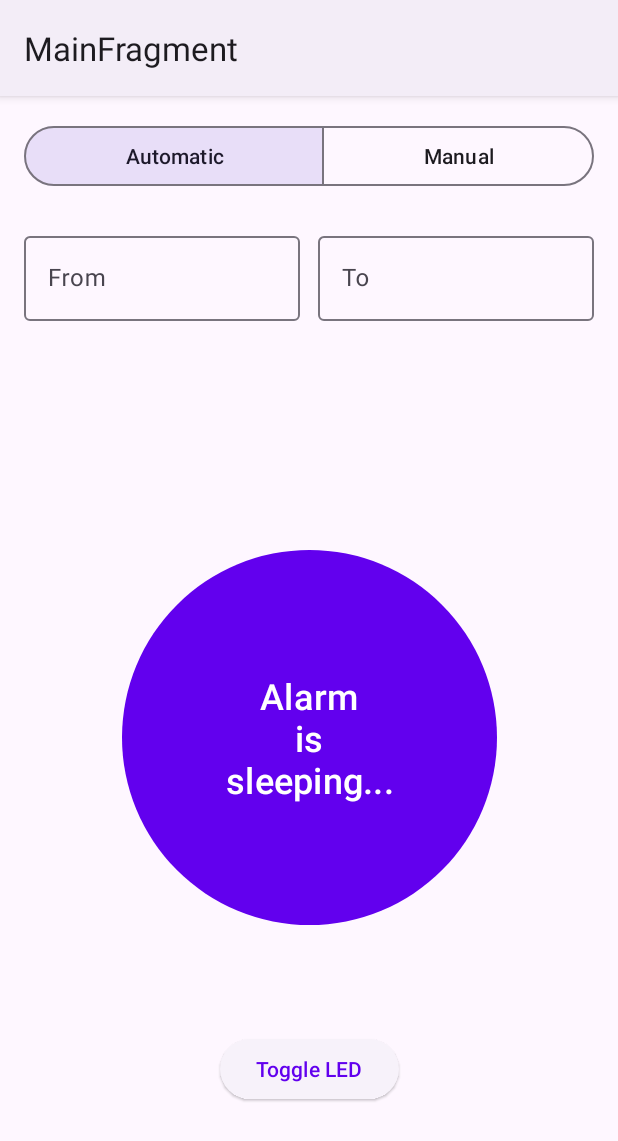
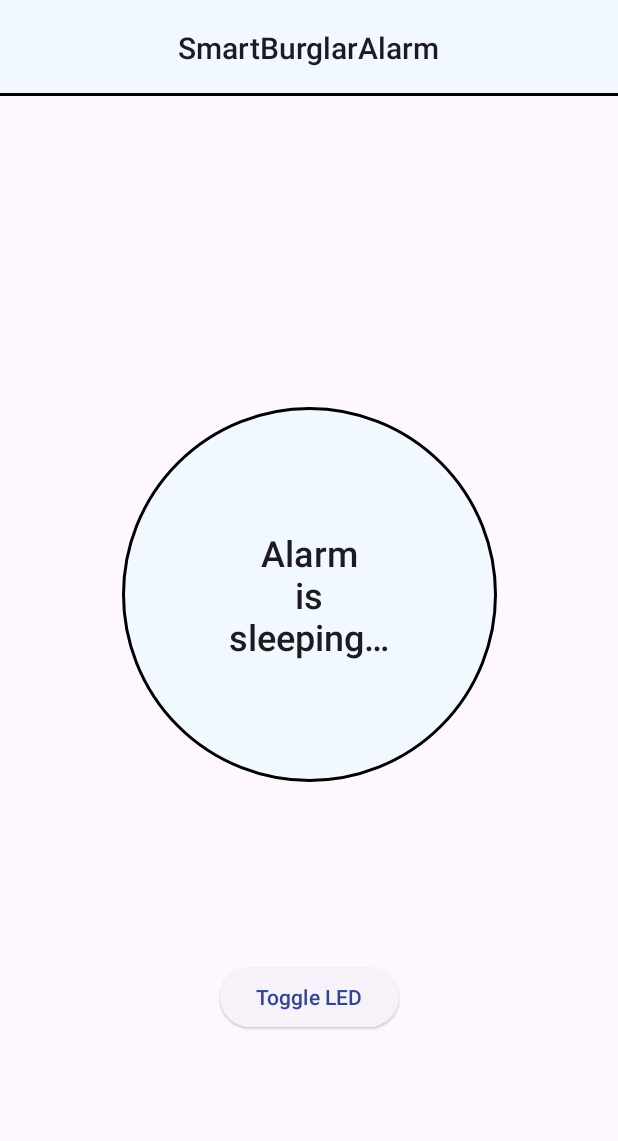
Before and after one commit to JezReal/SmartBurglarAlarm, an Android app: the screen it shows after launch (MainActivity), on a phone screen of 412 x 824 dp. Shown: the top 1141 px of the screen. Run offline under Robolectric (Android 15) with nearby library versions, the phone set to English and light mode, and no system bars; our stand-ins replace Dagger/Hilt's generated code, Timber, navigation-ui.

Commit message:
add bluehire style

```diff
--- a/app/src/main/java/io/github/jezreal/smartburglaralarm/ui/MainActivity.kt
+++ b/app/src/main/java/io/github/jezreal/smartburglaralarm/ui/MainActivity.kt
@@ -1,6 +1,7 @@
 package io.github.jezreal.smartburglaralarm.ui
 
 import android.os.Bundle
+import android.view.WindowManager
 import androidx.appcompat.app.AppCompatActivity
 import androidx.navigation.NavController
 import androidx.navigation.fragment.NavHostFragment
@@ -25,7 +26,7 @@ class MainActivity : AppCompatActivity() {
             supportFragmentManager.findFragmentById(R.id.nav_host_fragment) as NavHostFragment
         navController = navHostFragment.navController
 
-        NavigationUI.setupActionBarWithNavController(this, navController)
+//        NavigationUI.setupActionBarWithNavController(this, navController)
     }
 
     override fun onSupportNavigateUp(): Boolean {
--- a/app/src/main/java/io/github/jezreal/smartburglaralarm/ui/main/MainFragment.kt
+++ b/app/src/main/java/io/github/jezreal/smartburglaralarm/ui/main/MainFragment.kt
@@ -47,17 +47,17 @@ class MainFragment : Fragment() {
 
     private fun setListeners() {
         binding.apply {
-            fromTime.setOnClickListener {
-                buildPicker("Select from time")
-                picker.show(requireActivity().supportFragmentManager, "MainFragment")
-            }
+//            fromTime.setOnClickListener {
+//                buildPicker("Select from time")
+//                picker.show(requireActivity().supportFragmentManager, "MainFragment")
+//            }
+//
+//            toTime.setOnClickListener {
+//                buildPicker("Select to time")
+//                picker.show(requireActivity().supportFragmentManager, "MainFragment")
+//            }
 
-            toTime.setOnClickListener {
-                buildPicker("Select to time")
-                picker.show(requireActivity().supportFragmentManager, "MainFragment")
-            }
-
-            button.setOnClickListener {
+            activateButton.setOnClickListener {
                 viewModel.showSnackBar("hello roiii", Snackbar.LENGTH_SHORT)
             }
 
--- /dev/null
+++ b/app/src/main/res/drawable/activate_button_background.xml
@@ -0,0 +1,22 @@
+<?xml version="1.0" encoding="utf-8"?>
+<selector xmlns:android="http://schemas.android.com/apk/res/android">
+
+    <item android:state_pressed="true" >
+        <shape android:shape="oval">
+            <solid android:color="@color/bh_bg_200"/>
+            <stroke
+                android:width="2dp"
+                android:color="#000000"/>
+        </shape>
+    </item>
+
+    <item>
+        <shape android:shape="oval">
+            <solid android:color="@color/bh_bg"/>
+            <stroke
+                android:width="2dp"
+                android:color="#000000"/>
+        </shape>
+    </item>
+
+</selector>
--- /dev/null
+++ b/app/src/main/res/drawable/appbar_background.xml
@@ -0,0 +1,13 @@
+<?xml version="1.0" encoding="utf-8"?>
+<layer-list xmlns:android="http://schemas.android.com/apk/res/android">
+    <item>
+        <shape>
+            <solid android:color="#000000" />
+        </shape>
+    </item>
+    <item android:bottom="2dp">
+        <shape>
+            <solid android:color="@color/bh_bg" />
+        </shape>
+    </item>
+</layer-list>
--- a/app/src/main/res/layout/fragment_main.xml
+++ b/app/src/main/res/layout/fragment_main.xml
@@ -1,104 +1,133 @@
 <?xml version="1.0" encoding="utf-8"?>
 <androidx.coordinatorlayout.widget.CoordinatorLayout xmlns:android="http://schemas.android.com/apk/res/android"
+    xmlns:tools="http://schemas.android.com/tools"
     xmlns:app="http://schemas.android.com/apk/res-auto"
-    xmlns:tools="http://schemas.android.com/tools"
     android:layout_width="match_parent"
-    android:layout_height="match_parent"
-    tools:context="io.github.jezreal.smartburglaralarm.ui.main.MainFragment">
+    android:layout_height="match_parent">
+<!--    android:fitsSystemWindows="true"-->
+
+    <com.google.android.material.appbar.AppBarLayout
+        android:id="@+id/appbar"
+
+        android:layout_width="match_parent"
+        android:layout_height="wrap_content">
+
+        <androidx.appcompat.widget.Toolbar
+            android:id="@+id/toolbar"
+            android:layout_width="match_parent"
+            android:layout_height="wrap_content"
+            android:background="@drawable/appbar_background"
+            android:minHeight="?attr/actionBarSize"
+            android:theme="?attr/actionBarTheme"
+            app:contentInsetStart="0dp"
+            app:titleCentered="false">
+
+            <TextView
+                android:id="@+id/toolbar_title"
+                style="@style/TextAppearance.AppCompat.Widget.ActionBar.Title"
+                android:layout_width="wrap_content"
+                android:layout_height="wrap_content"
+                android:layout_gravity="center"
+                android:text="@string/app_name" />
+
+        </androidx.appcompat.widget.Toolbar>
+
+    </com.google.android.material.appbar.AppBarLayout>
 
     <androidx.constraintlayout.widget.ConstraintLayout
         android:id="@+id/main"
         android:layout_width="match_parent"
         android:layout_height="match_parent"
         android:padding="16dp"
+        app:layout_behavior="com.google.android.material.appbar.AppBarLayout$ScrollingViewBehavior"
         tools:context=".ui.main.MainFragment">
 
+<!--        <LinearLayout-->
+<!--            android:layout_width="match_parent"-->
+<!--            android:layout_height="match_parent"-->
+<!--            android:orientation="vertical">-->
 
-        <LinearLayout
-            android:layout_width="match_parent"
-            android:layout_height="match_parent"
-            android:orientation="vertical">
+<!--            <com.google.android.material.button.MaterialButtonToggleGroup-->
+<!--                android:id="@+id/toggleButtonTimeConfig"-->
+<!--                android:layout_width="match_parent"-->
+<!--                android:layout_height="wrap_content"-->
+<!--                app:checkedButton="@id/buttonManual"-->
+<!--                app:selectionRequired="true"-->
+<!--                app:singleSelection="true">-->
 
-            <com.google.android.material.button.MaterialButtonToggleGroup
-                android:id="@+id/toggleButtonTimeConfig"
-                android:layout_width="match_parent"
-                android:layout_height="wrap_content"
-                app:checkedButton="@id/buttonAutomatic"
-                app:selectionRequired="true"
-                app:singleSelection="true">
+<!--                <Button-->
+<!--                    android:id="@+id/buttonAutomatic"-->
+<!--                    style="?attr/materialButtonOutlinedStyle"-->
+<!--                    android:layout_width="wrap_content"-->
+<!--                    android:layout_height="wrap_content"-->
+<!--                    android:layout_weight="1"-->
+<!--                    android:state_checked="true"-->
+<!--                    android:text="@string/automatic" />-->
 
-                <Button
-                    android:id="@+id/buttonAutomatic"
-                    style="?attr/materialButtonOutlinedStyle"
-                    android:layout_width="wrap_content"
-                    android:layout_height="wrap_content"
-                    android:layout_weight="1"
-                    android:state_checked="true"
-                    android:text="Automatic" />
+<!--                <Button-->
+<!--                    android:id="@+id/buttonManual"-->
+<!--                    style="?attr/materialButtonOutlinedStyle"-->
+<!--                    android:layout_width="wrap_content"-->
+<!--                    android:layout_height="wrap_content"-->
+<!--                    android:layout_weight="1"-->
+<!--                    android:text="@string/manual" />-->
+<!--            </com.google.android.material.button.MaterialButtonToggleGroup>-->
 
-                <Button
-                    android:id="@+id/buttonManual"
-                    style="?attr/materialButtonOutlinedStyle"
-                    android:layout_width="wrap_content"
-                    android:layout_height="wrap_content"
-                    android:layout_weight="1"
-                    android:text="Manual" />
-            </com.google.android.material.button.MaterialButtonToggleGroup>
+<!--            <Space-->
+<!--                android:layout_width="match_parent"-->
+<!--                android:layout_height="24dp" />-->
 
-            <Space
-                android:layout_width="match_parent"
-                android:layout_height="24dp" />
+<!--            <LinearLayout-->
+<!--                android:layout_width="match_parent"-->
+<!--                android:layout_height="wrap_content"-->
+<!--                android:layout_weight="0"-->
+<!--                android:orientation="horizontal"-->
+<!--                android:weightSum="2">-->
 
-            <LinearLayout
-                android:layout_width="match_parent"
-                android:layout_height="wrap_content"
-                android:layout_weight="0"
-                android:orientation="horizontal"
-                android:weightSum="2">
+<!--                <com.google.android.material.textfield.TextInputLayout-->
+<!--                    android:id="@+id/editFromTime"-->
+<!--                    android:layout_width="match_parent"-->
+<!--                    android:layout_height="wrap_content"-->
+<!--                    android:layout_weight="1"-->
+<!--                    android:hint="@string/from">-->
 
-                <com.google.android.material.textfield.TextInputLayout
-                    android:id="@+id/editFromTime"
-                    android:layout_width="match_parent"
-                    android:layout_height="wrap_content"
-                    android:layout_weight="1"
-                    android:hint="From">
+<!--                    <com.google.android.material.textfield.TextInputEditText-->
+<!--                        android:id="@+id/from_time"-->
+<!--                        android:layout_width="match_parent"-->
+<!--                        android:layout_height="wrap_content"-->
+<!--                        android:focusable="false" />-->
 
-                    <com.google.android.material.textfield.TextInputEditText
-                        android:id="@+id/from_time"
-                        android:layout_width="match_parent"
-                        android:layout_height="wrap_content"
-                        android:focusable="false" />
+<!--                </com.google.android.material.textfield.TextInputLayout>-->
 
-                </com.google.android.material.textfield.TextInputLayout>
+<!--                <Space-->
+<!--                    android:layout_width="12dp"-->
+<!--                    android:layout_height="match_parent"-->
+<!--                    android:layout_weight="0" />-->
 
-                <Space
-                    android:layout_width="12dp"
-                    android:layout_height="match_parent"
-                    android:layout_weight="0" />
+<!--                <com.google.android.material.textfield.TextInputLayout-->
+<!--                    android:id="@+id/editToTime"-->
+<!--                    android:layout_width="match_parent"-->
+<!--                    android:layout_height="wrap_content"-->
+<!--                    android:layout_weight="1"-->
+<!--                    android:hint="@string/to">-->
 
-                <com.google.android.material.textfield.TextInputLayout
-                    android:id="@+id/editToTime"
-                    android:layout_width="match_parent"
-                    android:layout_height="wrap_content"
-                    android:layout_weight="1"
-                    android:hint="To">
+<!--                    <com.google.android.material.textfield.TextInputEditText-->
+<!--                        android:id="@+id/to_time"-->
+<!--                        android:layout_width="match_parent"-->
+<!--                        android:layout_height="wrap_content"-->
+<!--                        android:focusable="false" />-->
 
-                    <com.google.android.material.textfield.TextInputEditText
-                        android:id="@+id/to_time"
-                        android:layout_width="match_parent"
-                        android:layout_height="wrap_content"
-                        android:focusable="false" />
+<!--                </com.google.android.material.textfield.TextInputLayout>-->
 
-                </com.google.android.material.textfield.TextInputLayout>
+<!--            </LinearLayout>-->
 
-            </LinearLayout>
+<!--        </LinearLayout>-->
 
-        </LinearLayout>
-
-        <Button
-            android:id="@+id/button"
+        <android.widget.Button
+            android:id="@+id/activateButton"
             android:layout_width="250dp"
             android:layout_height="250dp"
+            android:background="@drawable/activate_button_background"
             android:insetTop="0dp"
             android:insetBottom="0dp"
             android:stateListAnimator="@null"
@@ -110,7 +139,7 @@
             app:layout_constraintLeft_toLeftOf="parent"
             app:layout_constraintRight_toRightOf="parent"
             app:layout_constraintTop_toTopOf="parent"
-            app:layout_constraintVertical_bias="0.6" />
+            app:layout_constraintVertical_bias="0.4" />
 
         <Button
             android:id="@+id/toggle_button"
@@ -119,9 +148,9 @@
             android:layout_height="wrap_content"
             android:text="Toggle LED"
             app:layout_constraintBottom_toBottomOf="parent"
-            app:layout_constraintLeft_toLeftOf="@id/button"
-            app:layout_constraintRight_toRightOf="@id/button"
-            app:layout_constraintTop_toBottomOf="@id/button" />
+            app:layout_constraintLeft_toLeftOf="@id/activateButton"
+            app:layout_constraintRight_toRightOf="@id/activateButton"
+            app:layout_constraintTop_toBottomOf="@id/activateButton" />
 
         <TextView
             android:id="@+id/led_status"
--- a/app/src/main/res/values/colors.xml
+++ b/app/src/main/res/values/colors.xml
@@ -1,5 +1,11 @@
 <?xml version="1.0" encoding="utf-8"?>
 <resources>
+    <color name="bh_blue">#FF30468F</color>
+    <color name="bh_violet">#FF9B8EF8</color>
+    <color name="bh_green">#FFB5FFC5</color>
+    <color name="bh_bg">#FFF1F8FF</color>
+    <color name="bh_bg_200">#FFCCE3F8</color>
+
     <color name="purple_200">#FFBB86FC</color>
     <color name="purple_500">#FF6200EE</color>
     <color name="purple_700">#FF3700B3</color>
--- a/app/src/main/res/values/strings.xml
+++ b/app/src/main/res/values/strings.xml
@@ -1,4 +1,9 @@
 <resources>
     <string name="app_name">SmartBurglarAlarm</string>
-    <string name="alarm_10_is_10_sleeping">Alarm\nis\nsleeping...</string>
+    <string name="alarm_10_is_10_sleeping">Alarm\nis\nsleeping…</string>
+    <string name="alarm_10_is_10_running">Alarm\nis\nrunning…</string>
+    <string name="automatic">Automatic</string>
+    <string name="manual">Manual</string>
+    <string name="from">From</string>
+    <string name="to">To</string>
 </resources>
--- a/app/src/main/res/values/themes.xml
+++ b/app/src/main/res/values/themes.xml
@@ -1,16 +1,20 @@
 <resources xmlns:tools="http://schemas.android.com/tools">
     <!-- Base application theme. -->
-    <style name="Theme.SmartBurglarAlarm" parent="Theme.Material3.Light">
+    <style name="Theme.SmartBurglarAlarm" parent="Theme.Material3.Light.NoActionBar">
         <!-- Primary brand color. -->
-        <item name="colorPrimary">@color/purple_500</item>
+        <item name="colorPrimary">@color/bh_blue</item>
         <item name="colorPrimaryVariant">@color/purple_700</item>
         <item name="colorOnPrimary">@color/white</item>
+        <item name="colorOnSurface">@color/black</item>
         <!-- Secondary brand color. -->
-        <item name="colorSecondary">@color/teal_200</item>
+        <item name="colorSecondary">@color/bh_violet</item>
         <item name="colorSecondaryVariant">@color/teal_700</item>
         <item name="colorOnSecondary">@color/black</item>
         <!-- Status bar color. -->
-        <item name="android:statusBarColor">?attr/colorPrimaryVariant</item>
+        <item name="android:statusBarColor">@color/bh_bg</item>
+        <item name="android:windowLightStatusBar">true</item>
         <!-- Customize your theme here. -->
+<!--        <item name="android:windowTranslucentStatus">true</item>-->
+<!--        <item name="android:windowTranslucentNavigation">true</item>-->
     </style>
 </resources>
```
